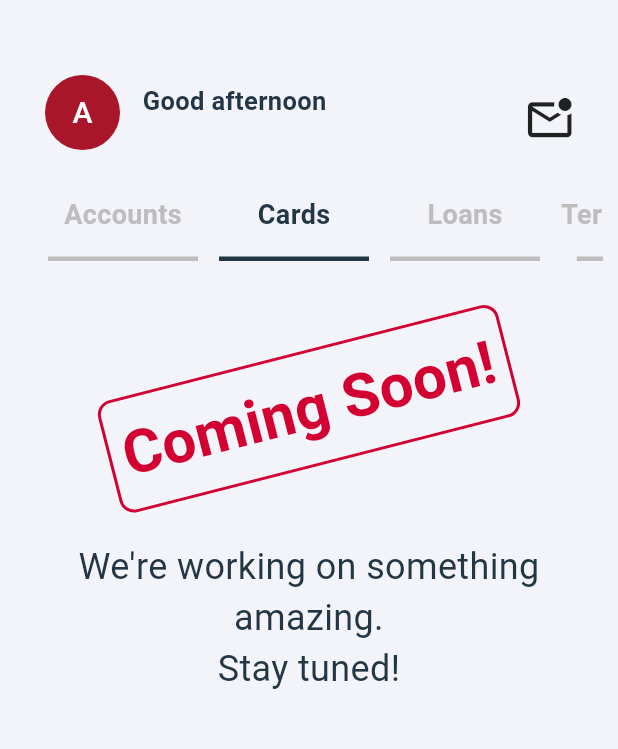
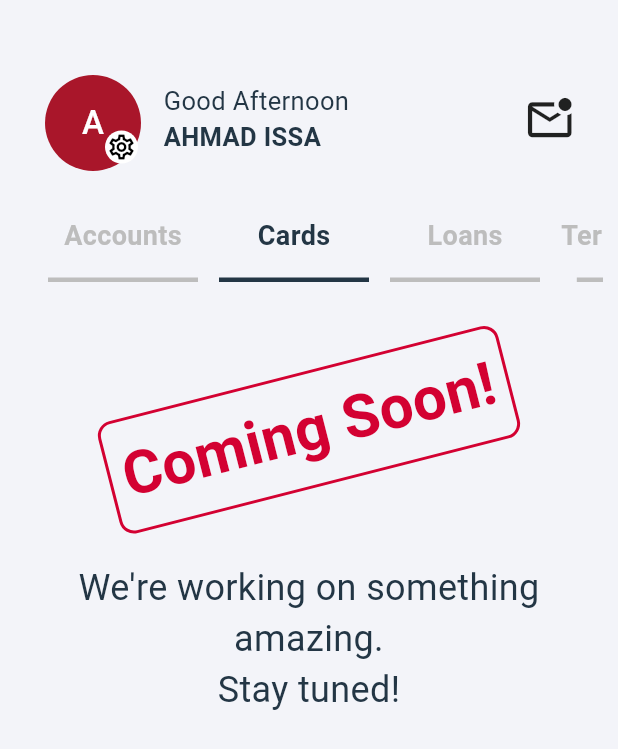
Before and after one commit to AhmadIssa02/BankClone, a Flutter app: the screen it shows after launch, after a tap on "Cards", on a phone screen of 412 x 824 dp. Shown: the top 749 px of the screen. Run offline on Flutter 3.47's test engine with Material 3 defaults, Android fonts, the light colour scheme and no system bars; accounts and stored records are empty.

Commit message:
Accoun Details and Finalizing MainScreen

```diff
--- /dev/null
+++ b/bank_client/lib/Modules/Components/account_details.dart
@@ -0,0 +1,113 @@
+import 'package:flutter/material.dart';
+import 'package:flutter/services.dart';
+
+class AccountDetails extends StatelessWidget {
+  const AccountDetails({super.key});
+
+  @override
+  Widget build(BuildContext context) {
+    return Column(
+      children: [
+        Container(
+          width: double.infinity,
+          padding: const EdgeInsets.symmetric(vertical: 15, horizontal: 20),
+          decoration: BoxDecoration(
+            color: Theme.of(context).primaryColor,
+            borderRadius: BorderRadius.circular(10),
+          ),
+          child: const Center(
+            child: Text(
+              "Account Details",
+              style: TextStyle(
+                fontSize: 16,
+                fontWeight: FontWeight.bold,
+                color: Colors.white,
+              ),
+            ),
+          ),
+        ),
+        const SizedBox(height: 20),
+        Container(
+          padding: const EdgeInsets.all(20),
+          decoration: BoxDecoration(
+            color: Colors.white,
+            borderRadius: BorderRadius.circular(10),
+            boxShadow: [
+              BoxShadow(
+                color: Colors.grey.withOpacity(0.3),
+                spreadRadius: 1,
+                blurRadius: 6,
+              ),
+            ],
+          ),
+          child: Column(
+            crossAxisAlignment: CrossAxisAlignment.start,
+            children: [
+              _buildAccountDetailRow("Name on Account", "Ahmad Issa"),
+              _buildAccountDetailRow("IBAN", "GB29XABC10161234567801"),
+              _buildAccountDetailRow("Account Number", "1234567890"),
+              _buildAccountDetailRow("Date Opened", "01/01/2020"),
+              Center(
+                child: TextButton(
+                  onPressed: () {
+                    _copyAccountDetailsToClipboard(context);
+                  },
+                  child: Text(
+                    "Share Account Details",
+                    style: TextStyle(
+                        color: Theme.of(context).indicatorColor, fontSize: 16),
+                  ),
+                ),
+              )
+            ],
+          ),
+        ),
+      ],
+    );
+  }
+
+  Widget _buildAccountDetailRow(String title, String value) {
+    return Padding(
+      padding: const EdgeInsets.symmetric(vertical: 8.0),
+      child: Row(
+        mainAxisAlignment: MainAxisAlignment.spaceBetween,
+        children: [
+          Text(
+            title,
+            style: TextStyle(
+              fontSize: 14,
+              fontWeight: FontWeight.w600,
+              color: Colors.grey[700],
+            ),
+          ),
+          Text(
+            value,
+            style: TextStyle(
+              fontSize: 14,
+              fontWeight: FontWeight.w600,
+              color: Colors.grey[800],
+            ),
+          ),
+        ],
+      ),
+    );
+  }
+
+  void _copyAccountDetailsToClipboard(BuildContext context) {
+    String accountDetails = '''
+    Account Details:
+    Name on Account: Ahmad Issa
+    IBAN: GB29XABC10161234567801
+    Account Number: 1234567890
+    Date Opened: 01/01/2020
+    ''';
+
+    Clipboard.setData(ClipboardData(text: accountDetails));
+
+    ScaffoldMessenger.of(context).showSnackBar(
+      const SnackBar(
+        content: Text('Account details copied to clipboard!'),
+      ),
+    );
+  }
+}
--- a/bank_client/lib/Modules/Components/rewards.dart
+++ b/bank_client/lib/Modules/Components/rewards.dart
@@ -11,7 +11,7 @@ class Rewards extends StatelessWidget {
         mainAxisAlignment: MainAxisAlignment.spaceBetween,
         children: [
           SizedBox(
-            width: 170,
+            width: 175,
             height: 170,
             child: ElevatedButton(
               style: ElevatedButton.styleFrom(
@@ -32,7 +32,6 @@ class Rewards extends StatelessWidget {
                       fontSize: 15,
                       fontWeight: FontWeight.w600,
                     ),
-                    // textAlign: TextAlign.left,
                   ),
                   Text(
                     "0.000 JOD",
@@ -45,15 +44,15 @@ class Rewards extends StatelessWidget {
                   Image.asset(
                     "assets/calendar.jpg",
                     height: 90,
-                    width: 150,
+                    width: 140,
                   ),
                 ],
               ),
             ),
           ),
           SizedBox(
-            width: 170,
-            height: 160,
+            width: 175,
+            height: 170,
             child: ElevatedButton(
               style: ElevatedButton.styleFrom(
                 backgroundColor: Colors.white,
--- a/bank_client/lib/Screens/main_screen.dart
+++ b/bank_client/lib/Screens/main_screen.dart
@@ -1,7 +1,9 @@
+import 'package:bank_app/Modules/Components/account_details.dart';
 import 'package:bank_app/Modules/Components/balance_card.dart';
 import 'package:bank_app/Modules/Components/rewards.dart';
 import 'package:bank_app/Modules/Components/services.dart';
 import 'package:bank_app/Modules/Components/soon.dart';
+import 'package:bank_app/Screens/settings.dart';
 import 'package:bank_app/Screens/soon_screen.dart';
 import 'package:flutter/material.dart';
 
@@ -25,7 +27,8 @@ class _MainScreenState extends State<MainScreen> {
   Widget build(BuildContext context) {
     return Scaffold(
       backgroundColor: Theme.of(context).canvasColor,
-      body: Column(
+      body: SingleChildScrollView(
+        child: Column(
           children: [
             Padding(
               padding: const EdgeInsets.only(top: 50.0, left: 20),
@@ -35,16 +38,45 @@ class _MainScreenState extends State<MainScreen> {
                   const SizedBox(
                     width: 10,
                   ),
-                const Center(
-                  child: CircleAvatar(
-                    radius: 25,
+                  Center(
+                    child: InkWell(
+                      onTap: () {
+                        Navigator.of(context).push(
+                          MaterialPageRoute(
+                            builder: (context) => const SettingsScreen(),
+                          ),
+                        );
+                      },
+                      child: Stack(
+                        children: [
+                          const CircleAvatar(
+                            radius: 32,
                             backgroundColor: Color.fromARGB(255, 169, 22, 42),
                             child: Text(
                               "A",
                               style: TextStyle(
-                        fontSize: 20,
+                                fontSize: 22,
                                 color: Colors.white,
                               ),
+                            ),
+                          ),
+                          Positioned(
+                            right: 2,
+                            bottom: 5,
+                            child: Container(
+                              padding: const EdgeInsets.all(1),
+                              decoration: const BoxDecoration(
+                                shape: BoxShape.circle,
+                                color: Colors.white,
+                              ),
+                              child: const Icon(
+                                Icons.settings_outlined,
+                                size: 20,
+                                color: Colors.black,
+                              ),
+                            ),
+                          )
+                        ],
                       ),
                     ),
                   ),
@@ -53,13 +85,27 @@ class _MainScreenState extends State<MainScreen> {
                   ),
                   Padding(
                     padding: const EdgeInsets.only(top: 5.0),
-                  child: Text(
-                    'Good afternoon',
+                    child: Column(
+                      mainAxisAlignment: MainAxisAlignment.start,
+                      crossAxisAlignment: CrossAxisAlignment.start,
+                      children: [
+                        Text(
+                          'Good Afternoon',
+                          style: TextStyle(
+                            color: Theme.of(context).primaryColor,
+                            fontSize: 17,
+                            fontWeight: FontWeight.w400,
+                          ),
+                        ),
+                        Text(
+                          'AHMAD ISSA',
                           style: TextStyle(
                             color: Theme.of(context).primaryColor,
                             fontSize: 17,
                             fontWeight: FontWeight.w600,
                           ),
+                        ),
+                      ],
                     ),
                   ),
                   const SizedBox(
@@ -91,7 +137,8 @@ class _MainScreenState extends State<MainScreen> {
               ),
             ),
             Padding(
-            padding: const EdgeInsets.only(top: 30.0, left: 10.0, right: 10.0),
+              padding:
+                  const EdgeInsets.only(top: 30.0, left: 10.0, right: 10.0),
               child: Column(
                 crossAxisAlignment: CrossAxisAlignment.start,
                 children: [
@@ -119,6 +166,7 @@ class _MainScreenState extends State<MainScreen> {
               ),
             ),
           ],
+        ),
       ),
     );
   }
@@ -227,6 +275,16 @@ class _MainScreenState extends State<MainScreen> {
           height: 20,
         ),
         const Rewards(),
+        const SizedBox(
+          height: 20,
+        ),
+        const Padding(
+          padding: EdgeInsets.symmetric(horizontal: 15.0),
+          child: AccountDetails(),
+        ),
+        const SizedBox(
+          height: 40,
+        ),
       ],
     );
   }
```
Lines whose indentation alone changed are shown as unchanged.
